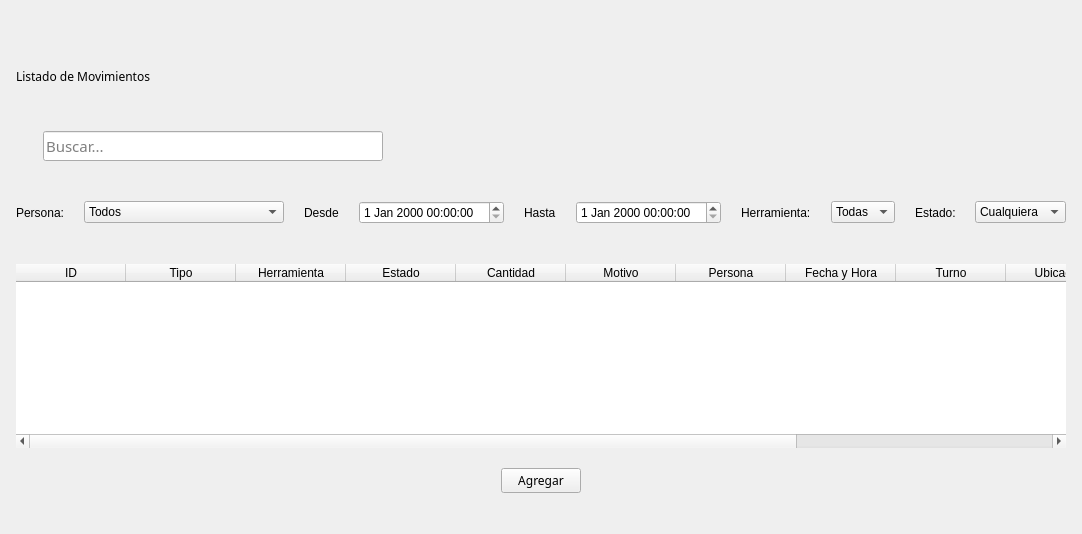
Old version of the form blustock/ui/screens_uis/movimientos.ui in the repository MaxAPBusiness/Blustock.
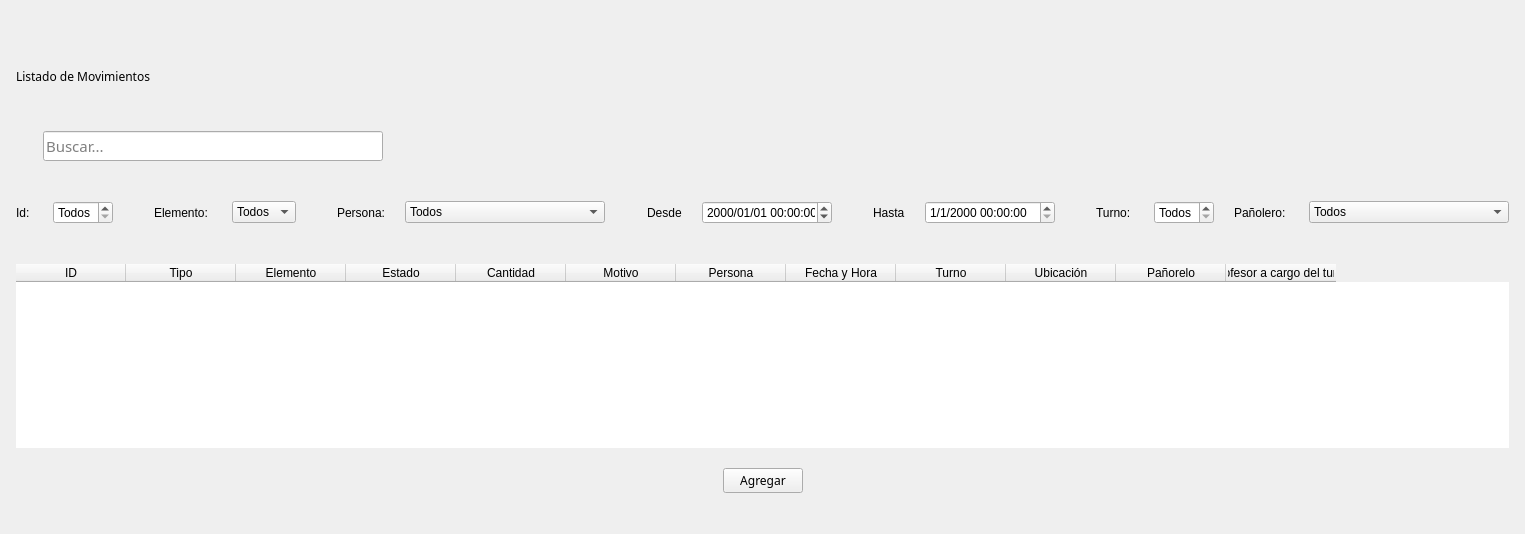
New version of the form. Icons and pictures are not drawn.

Commit message: Arranqué a implementar filtros a la tabla movimientos.

The edit to the form file:
```diff
--- a/blustock/ui/screens_uis/movimientos.ui
+++ b/blustock/ui/screens_uis/movimientos.ui
@@ -6,7 +6,7 @@
    <rect>
     <x>0</x>
     <y>0</y>
-    <width>914</width>
+    <width>1525</width>
     <height>534</height>
    </rect>
   </property>
@@ -132,6 +132,71 @@
        <property name="bottomMargin">
         <number>20</number>
        </property>
+       <item>
+        <widget class="QLabel" name="label_8">
+         <property name="text">
+          <string>Id: </string>
+         </property>
+        </widget>
+       </item>
+       <item>
+        <widget class="QSpinBox" name="nId">
+         <property name="minimumSize">
+          <size>
+           <width>60</width>
+           <height>0</height>
+          </size>
+         </property>
+         <property name="specialValueText">
+          <string>Todos</string>
+         </property>
+         <property name="prefix">
+          <string>#</string>
+         </property>
+        </widget>
+       </item>
+       <item>
+        <spacer name="horizontalSpacer_5">
+         <property name="orientation">
+          <enum>Qt::Horizontal</enum>
+         </property>
+         <property name="sizeHint" stdset="0">
+          <size>
+           <width>40</width>
+           <height>20</height>
+          </size>
+         </property>
+        </spacer>
+       </item>
+       <item>
+        <widget class="QLabel" name="label_6">
+         <property name="text">
+          <string>Elemento: </string>
+         </property>
+        </widget>
+       </item>
+       <item>
+        <widget class="QComboBox" name="listaElem">
+         <item>
+          <property name="text">
+           <string>Todos</string>
+          </property>
+         </item>
+        </widget>
+       </item>
+       <item>
+        <spacer name="horizontalSpacer_6">
+         <property name="orientation">
+          <enum>Qt::Horizontal</enum>
+         </property>
+         <property name="sizeHint" stdset="0">
+          <size>
+           <width>40</width>
+           <height>20</height>
+          </size>
+         </property>
+        </spacer>
+       </item>
        <item>
         <widget class="QLabel" name="label_3">
          <property name="text">
@@ -154,6 +219,19 @@
          </item>
         </widget>
        </item>
+       <item>
+        <spacer name="horizontalSpacer_7">
+         <property name="orientation">
+          <enum>Qt::Horizontal</enum>
+         </property>
+         <property name="sizeHint" stdset="0">
+          <size>
+           <width>40</width>
+           <height>20</height>
+          </size>
+         </property>
+        </spacer>
+       </item>
        <item>
         <widget class="QLabel" name="label_4">
          <property name="maximumSize">
@@ -168,7 +246,30 @@
         </widget>
        </item>
        <item>
-        <widget class="QDateTimeEdit" name="dateTimeEdit"/>
+        <widget class="QDateTimeEdit" name="desdeFecha">
+         <property name="minimumSize">
+          <size>
+           <width>130</width>
+           <height>0</height>
+          </size>
+         </property>
+         <property name="displayFormat">
+          <string>yyyy/MM/dd HH:mm:ss</string>
+         </property>
+        </widget>
+       </item>
+       <item>
+        <spacer name="horizontalSpacer_8">
+         <property name="orientation">
+          <enum>Qt::Horizontal</enum>
+         </property>
+         <property name="sizeHint" stdset="0">
+          <size>
+           <width>40</width>
+           <height>20</height>
+          </size>
+         </property>
+        </spacer>
        </item>
        <item>
         <widget class="QLabel" name="label_5">
@@ -184,48 +285,72 @@
         </widget>
        </item>
        <item>
-        <widget class="QDateTimeEdit" name="dateTimeEdit_2"/>
+        <widget class="QDateTimeEdit" name="hastaFecha">
+         <property name="minimumSize">
+          <size>
+           <width>130</width>
+           <height>0</height>
+          </size>
+         </property>
+         <property name="displayFormat">
+          <string>d/M/yyyy HH:mm:ss</string>
+         </property>
+        </widget>
        </item>
        <item>
-        <widget class="QLabel" name="label_6">
+        <spacer name="horizontalSpacer_9">
+         <property name="orientation">
+          <enum>Qt::Horizontal</enum>
+         </property>
+         <property name="sizeHint" stdset="0">
+          <size>
+           <width>40</width>
+           <height>20</height>
+          </size>
+         </property>
+        </spacer>
+       </item>
+       <item>
+        <widget class="QLabel" name="label_9">
          <property name="text">
-          <string>Herramienta:</string>
+          <string>Turno: </string>
          </property>
         </widget>
        </item>
        <item>
-        <widget class="QComboBox" name="comboBox_2">
-         <item>
-          <property name="text">
-           <string>Todas</string>
-          </property>
-         </item>
+        <widget class="QSpinBox" name="nTurno">
+         <property name="minimumSize">
+          <size>
+           <width>60</width>
+           <height>0</height>
+          </size>
+         </property>
+         <property name="specialValueText">
+          <string>Todos</string>
+         </property>
+         <property name="prefix">
+          <string>#</string>
+         </property>
         </widget>
        </item>
        <item>
         <widget class="QLabel" name="label_7">
-         <property name="minimumSize">
-          <size>
-           <width>0</width>
-           <height>0</height>
-          </size>
-         </property>
-         <property name="maximumSize">
-          <size>
-           <width>40</width>
-           <height>16777215</height>
-          </size>
-         </property>
          <property name="text">
-          <string>Estado:</string>
+          <string>Pañolero: </string>
          </property>
         </widget>
        </item>
        <item>
-        <widget class="QComboBox" name="comboBox_3">
+        <widget class="QComboBox" name="listaPanolero">
+         <property name="minimumSize">
+          <size>
+           <width>200</width>
+           <height>0</height>
+          </size>
+         </property>
          <item>
           <property name="text">
-           <string>Cualquiera</string>
+           <string>Todos</string>
           </property>
          </item>
         </widget>
@@ -270,7 +395,7 @@
        </column>
        <column>
         <property name="text">
-         <string>Herramienta</string>
+         <string>Elemento</string>
         </property>
        </column>
        <column>
```
Left out of the diff: 2 changed lines with no effect on the pictures. The commit also changes 1 other file.
